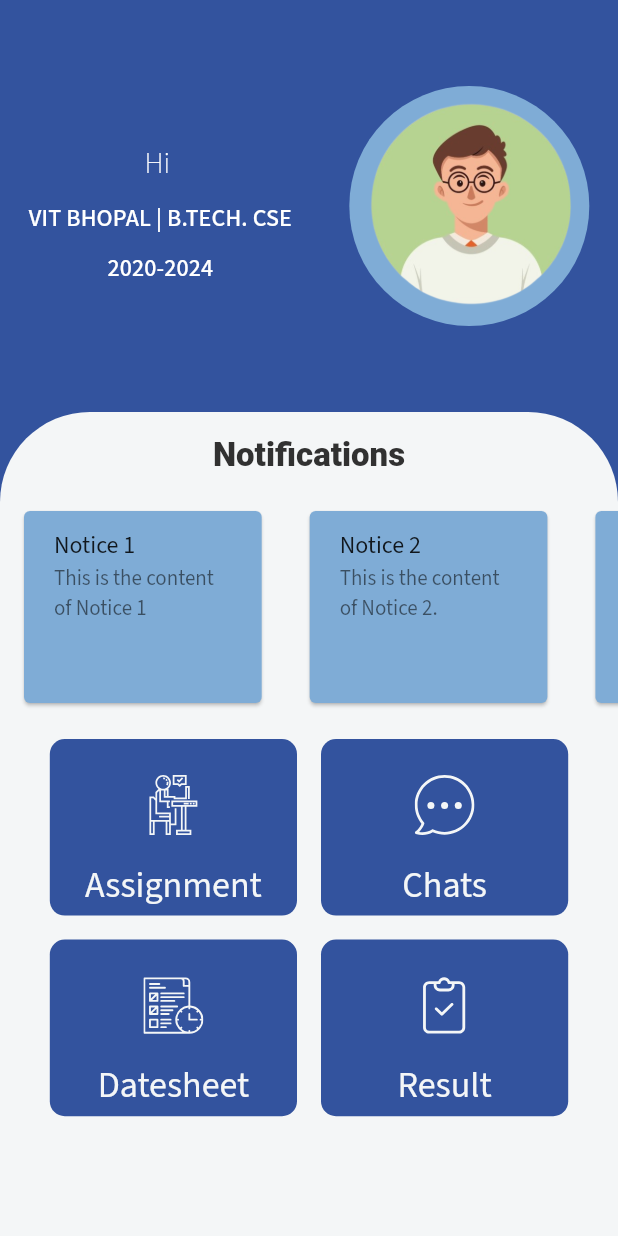
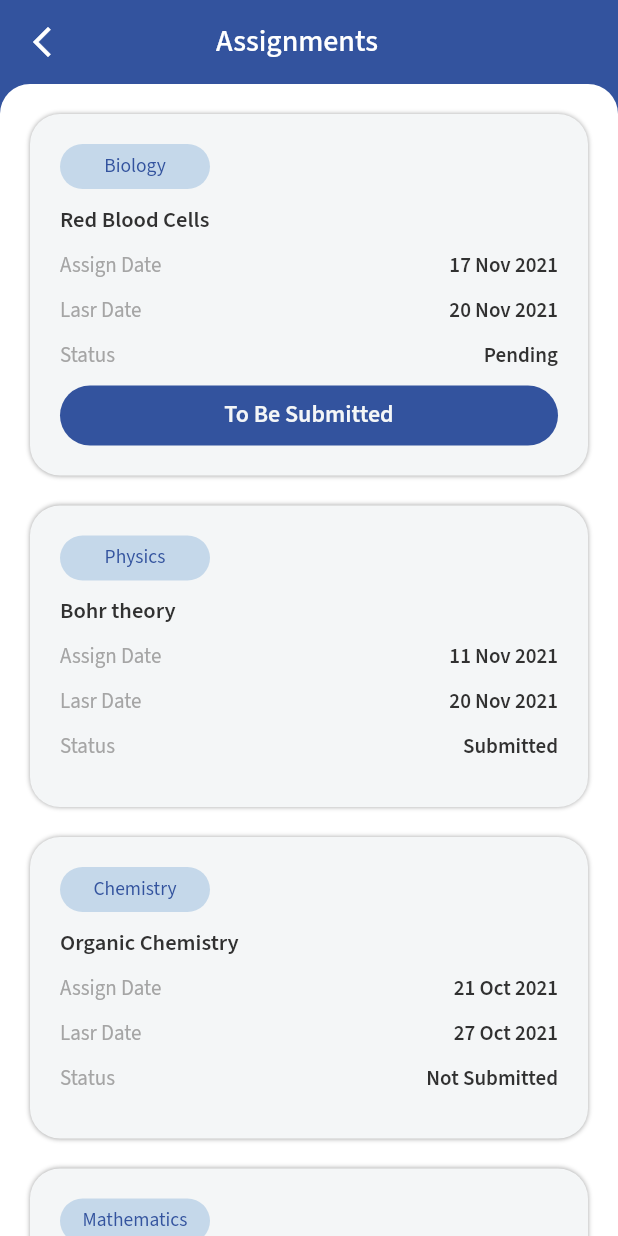
Before and after one commit to Shrimad-Bhagwat/The-Classroom, a Flutter app: the screen it shows once a user with an empty profile is signed in, after a tap on "Assignment", on a phone screen of 412 x 824 dp. Run offline on Flutter 3.47's test engine with Material 2 defaults, Android fonts, the phone set to English and light mode, and no system bars; our stand-ins replace file_picker, firebase_auth, firebase_core, flutter_chat_types, flutter_chat_ui, flutter_svg and 4 more; missing offline and left inert: simple_snackbar; accounts and stored records are empty.

Commit message:
assignment_screen

```diff
--- /dev/null
+++ b/lib/components/toast.dart
@@ -0,0 +1,13 @@
+import 'package:flutter/material.dart';
+import 'package:fluttertoast/fluttertoast.dart';
+
+// Toast Messages
+void showToastError(String message) => Fluttertoast.showToast(
+  msg: message,
+  backgroundColor: Colors.red,
+);
+
+void showToastSuccess(String message) => Fluttertoast.showToast(
+  msg: message,
+  backgroundColor: Colors.green,
+);
--- a/lib/routes.dart
+++ b/lib/routes.dart
@@ -1,6 +1,7 @@
 import 'package:flutter/material.dart';
 
 import 'package:flutter/cupertino.dart';
+import 'package:the_classroom/screens/assignment_screen/assignment_screen.dart';
 import 'package:the_classroom/screens/chat_screen/chat_screen.dart';
 import 'package:the_classroom/screens/home_screen/home_screen.dart';
 import 'package:the_classroom/screens/login_screen/login_screen.dart';
@@ -14,4 +15,5 @@
   HomeScreen.routeName : (context) => const HomeScreen(),
   ChatScreen.routeName : (context) => const ChatScreen(),
   MyProfileScreen.routeName : (context) => const MyProfileScreen(),
+  AssignmentScreen.routeName : (context) => const AssignmentScreen(),
 };
--- /dev/null
+++ b/lib/screens/assignment_screen/assignment_screen.dart
@@ -0,0 +1,196 @@
+import 'package:flutter/material.dart';
+import 'package:the_classroom/components/theme.dart';
+import 'package:the_classroom/constants.dart';
+import 'package:the_classroom/screens/assignment_screen/data/assignment_data.dart';
+
+class AssignmentScreen extends StatelessWidget {
+  const AssignmentScreen({super.key});
+
+  static String routeName = "AssignmentScreen";
+
+  @override
+  Widget build(BuildContext context) {
+    return MaterialApp(
+      debugShowCheckedModeBanner: false,
+      theme: getAppTheme(context),
+      home: Scaffold(
+        appBar: AppBar(
+          leading: InkWell(
+            onTap: () {
+              Navigator.pop(context);
+            },
+            child: const Icon(Icons.arrow_back_ios_new_outlined),
+          ),
+          title: const Center(
+            child: Row(
+              mainAxisAlignment: MainAxisAlignment.spaceEvenly,
+              children: [
+                Text('Assignments'),
+                kHalfSizedBox,
+              ],
+            ),
+          ),
+        ),
+        body: Column(
+          children: [
+            Expanded(
+              child: Container(
+                decoration: const BoxDecoration(
+                  color: kTextWhiteColor,
+                  borderRadius: BorderRadius.only(
+                    topRight: Radius.circular(kDefaultPadding),
+                    topLeft: Radius.circular(kDefaultPadding),
+                  ),
+                ),
+                child: ListView.builder(
+                  padding: const EdgeInsets.all(kDefaultPadding),
+                  itemCount: assignment.length,
+                  itemBuilder: (context, int index) {
+                    return Container(
+                      margin: const EdgeInsets.only(bottom: kDefaultPadding),
+                      child: Column(
+                        mainAxisAlignment: MainAxisAlignment.center,
+                        children: [
+                          Container(
+                            padding: const EdgeInsets.all(kDefaultPadding),
+                            decoration: BoxDecoration(
+                              borderRadius:
+                                  BorderRadius.circular(kDefaultPadding),
+                              color: kOtherColor,
+                              boxShadow: const [
+                                BoxShadow(
+                                    color: kTextLightColor, blurRadius: 2.0)
+                              ],
+                            ),
+                            child: Column(
+                              crossAxisAlignment: CrossAxisAlignment.start,
+                              children: [
+                                Container(
+                                  width: 100,
+                                  height: 30.0,
+                                  decoration: BoxDecoration(
+                                      color: kSecondaryColor.withOpacity(0.4),
+                                      borderRadius: BorderRadius.circular(
+                                          kDefaultPadding)),
+                                  child: Center(
+                                    child: Text(
+                                      assignment[index].subjectName,
+                                      style: const TextStyle(
+                                          fontSize: 13.0,
+                                          fontWeight: FontWeight.w400,
+                                          color: kPrimaryColor),
+                                    ),
+                                  ),
+                                ),
+                                kHalfSizedBox,
+                                Text(
+                                  assignment[index].topicName,
+                                  style: const TextStyle(
+                                      color: kTextBlackColor,
+                                      fontSize: 15.0,
+                                      fontWeight: FontWeight.w600),
+                                ),
+                                kHalfSizedBox,
+                                AssignmentDetailsRow(
+                                  title: 'Assign Date',
+                                  statusValue: assignment[index].assignDate,
+                                ),
+                                kHalfSizedBox,
+                                AssignmentDetailsRow(
+                                  title: 'Lasr Date',
+                                  statusValue: assignment[index].lastDate,
+                                ),
+                                kHalfSizedBox,
+                                AssignmentDetailsRow(
+                                  title: 'Status',
+                                  statusValue: assignment[index].status,
+                                ),
+                                kHalfSizedBox,
+                                if (assignment[index].status == 'Pending')
+                                  AssignmentButton(
+                                    title: 'To Be Submitted',
+                                    onPress: () {
+                                      // submit assignment
+                                    },
+                                  ),
+                              ],
+                            ),
+                          ),
+                        ],
+                      ),
+                    );
+                  },
+                ),
+              ),
+            ),
+          ],
+        ),
+      ),
+    );
+  }
+}
+
+class AssignmentDetailsRow extends StatelessWidget {
+  const AssignmentDetailsRow(
+      {super.key, required this.title, required this.statusValue});
+
+  final String title, statusValue;
+
+  @override
+  Widget build(BuildContext context) {
+    return Row(
+      mainAxisAlignment: MainAxisAlignment.spaceBetween,
+      children: [
+        Text(
+          title,
+          style: const TextStyle(
+            fontSize: 14.0,
+            fontWeight: FontWeight.w400,
+            color: kTextLightColor,
+          ),
+        ),
+        Text(
+          statusValue,
+          style: const TextStyle(
+            fontSize: 14.0,
+            fontWeight: FontWeight.w600,
+            color: kTextBlackColor,
+          ),
+        ),
+      ],
+    );
+  }
+}
+
+class AssignmentButton extends StatelessWidget {
+  const AssignmentButton(
+      {super.key, required this.title, required this.onPress});
+
+  final String title;
+  final VoidCallback onPress;
+
+  @override
+  Widget build(BuildContext context) {
+    return GestureDetector(
+      onTap: onPress,
+      child: Container(
+        width: double.infinity,
+        height: 40.0,
+        decoration: BoxDecoration(
+          color: kPrimaryColor,
+          borderRadius: BorderRadius.circular(kDefaultPadding),
+        ),
+        child: Center(
+          child: Text(
+            title,
+            style: Theme.of(context).textTheme.titleMedium!.copyWith(
+                  color: kOtherColor,
+                  fontWeight: FontWeight.w600,
+                  fontSize: 16.0,
+                ),
+          ),
+        ),
+      ),
+    );
+  }
+}
--- /dev/null
+++ b/lib/screens/assignment_screen/data/assignment_data.dart
@@ -0,0 +1,17 @@
+class AssignmentData{
+  late final String subjectName, topicName, assignDate, lastDate, status;
+
+  AssignmentData(this.subjectName, this.topicName, this.assignDate,
+      this.lastDate, this.status);
+}
+
+List<AssignmentData> assignment = [
+  AssignmentData(
+      'Biology', 'Red Blood Cells', '17 Nov 2021', '20 Nov 2021', 'Pending'),
+  AssignmentData(
+      'Physics', 'Bohr theory', '11 Nov 2021', '20 Nov 2021', 'Submitted'),
+  AssignmentData('Chemistry', 'Organic Chemistry', '21 Oct 2021', '27 Oct 2021',
+      'Not Submitted'),
+  AssignmentData(
+      'Mathematics', 'Algebra', '17 Sep 2021', '30 Sep 2021', 'Pending'),
+];
--- a/lib/screens/home_screen/home_screen.dart
+++ b/lib/screens/home_screen/home_screen.dart
@@ -6,6 +6,7 @@
 import 'package:flutter/material.dart';
 import 'package:flutter/rendering.dart';
 import 'package:flutter_svg/flutter_svg.dart';
+import 'package:the_classroom/screens/assignment_screen/assignment_screen.dart';
 import 'package:the_classroom/screens/chat_screen/chat_screen.dart';
 import 'package:the_classroom/screens/home_screen/widgets/student_data.dart';
 import 'package:the_classroom/screens/my_profile/my_profile.dart';
@@ -140,7 +141,8 @@
                                   XCards(
                                       onPress: () {
                                         debugPrint('Assignment');
-                                        FirebaseAuth.instance.signOut();
+                                        Navigator.push(context, CupertinoPageRoute(builder: (context) => const AssignmentScreen(),),);
+
                                       },
                                       icon: 'assets/icons/assignment.svg',
                                       xtext: 'Assignment'),
--- a/lib/screens/login_screen/login_screen.dart
+++ b/lib/screens/login_screen/login_screen.dart
@@ -9,6 +9,7 @@
 
 import '../../auth.dart';
 import '../../components/custom_buttons.dart';
+import '../../components/toast.dart';
 
 late bool _passwordVisible;
 
@@ -60,17 +61,6 @@
   bool _loading = false;
   final TextEditingController _emailController = TextEditingController();
   final TextEditingController _passwordController = TextEditingController();
-
-  // Toast Messages
-  void showToastError(String message) => Fluttertoast.showToast(
-        msg: message,
-        backgroundColor: Colors.red,
-      );
-
-  void showToastSuccess(String message) => Fluttertoast.showToast(
-        msg: message,
-        backgroundColor: Colors.green,
-      );
 
   // Firebase Auth
   //    Registration
--- a/lib/screens/my_profile/my_profile.dart
+++ b/lib/screens/my_profile/my_profile.dart
@@ -1,5 +1,9 @@
+import 'package:firebase_auth/firebase_auth.dart';
+import 'package:flutter/cupertino.dart';
 import 'package:flutter/material.dart';
+import 'package:the_classroom/components/toast.dart';
 import 'package:the_classroom/constants.dart';
+import 'package:the_classroom/screens/login_screen/login_screen.dart';
 
 import '../../components/theme.dart';
 
@@ -18,7 +22,20 @@
       home: Scaffold(
         key: _scaffoldKey,
         appBar: AppBar(
-          title: const Text('My Profile'),
+          title: Row(
+            mainAxisAlignment: MainAxisAlignment.spaceBetween,
+            children: [
+              const Text('My Profile'),
+              InkWell(
+                child: const Icon(Icons.logout_rounded),
+                onTap: () {
+                  FirebaseAuth.instance.signOut();
+                  Navigator.pop(context);
+                  showToastSuccess('Logout Success!');
+                },
+              )
+            ],
+          ),
           leading: InkWell(
             onTap: () {
               Navigator.pop(context);
@@ -104,9 +121,18 @@
                 ],
               ),
               kHalfSizedBox,
-              const ProfileDetailColumn(title: "Father's Name",value: 'Father Name',),
-              const ProfileDetailColumn(title: 'Phone',value: '888889684',),
-              const ProfileDetailColumn(title: 'Email',value: 'test@gmail.com',),
+              const ProfileDetailColumn(
+                title: "Father's Name",
+                value: 'Father Name',
+              ),
+              const ProfileDetailColumn(
+                title: 'Phone',
+                value: '888889684',
+              ),
+              const ProfileDetailColumn(
+                title: 'Email',
+                value: 'test@gmail.com',
+              ),
             ],
           ),
         ),
@@ -174,12 +200,14 @@
 
 class ProfileDetailColumn extends StatelessWidget {
   const ProfileDetailColumn({super.key, this.title, this.value});
+
   final title, value;
+
   @override
   Widget build(BuildContext context) {
     return Container(
       padding: const EdgeInsets.symmetric(
-          vertical: kDefaultPadding/4, horizontal: kDefaultPadding),
+          vertical: kDefaultPadding / 4, horizontal: kDefaultPadding),
       width: MediaQuery.of(context).size.width,
       child: Row(
         mainAxisAlignment: MainAxisAlignment.center,
@@ -190,10 +218,7 @@
             children: [
               Text(
                 title,
-                style: Theme.of(context)
-                    .textTheme
-                    .bodyText1!
-                    .copyWith(
+                style: Theme.of(context).textTheme.bodyText1!.copyWith(
                     color: kTextLightColor,
                     fontWeight: FontWeight.w600,
                     fontSize: 15.0),
@@ -201,10 +226,7 @@
               kHalfSizedBox,
               Text(
                 value,
-                style: Theme.of(context)
-                    .textTheme
-                    .bodyText1!
-                    .copyWith(
+                style: Theme.of(context).textTheme.bodyText1!.copyWith(
                     color: kTextBlackColor,
                     fontWeight: FontWeight.bold,
                     fontSize: 15.0),
```
Also changed, not shown: lib/constants.dart (line endings or trailing spaces).
